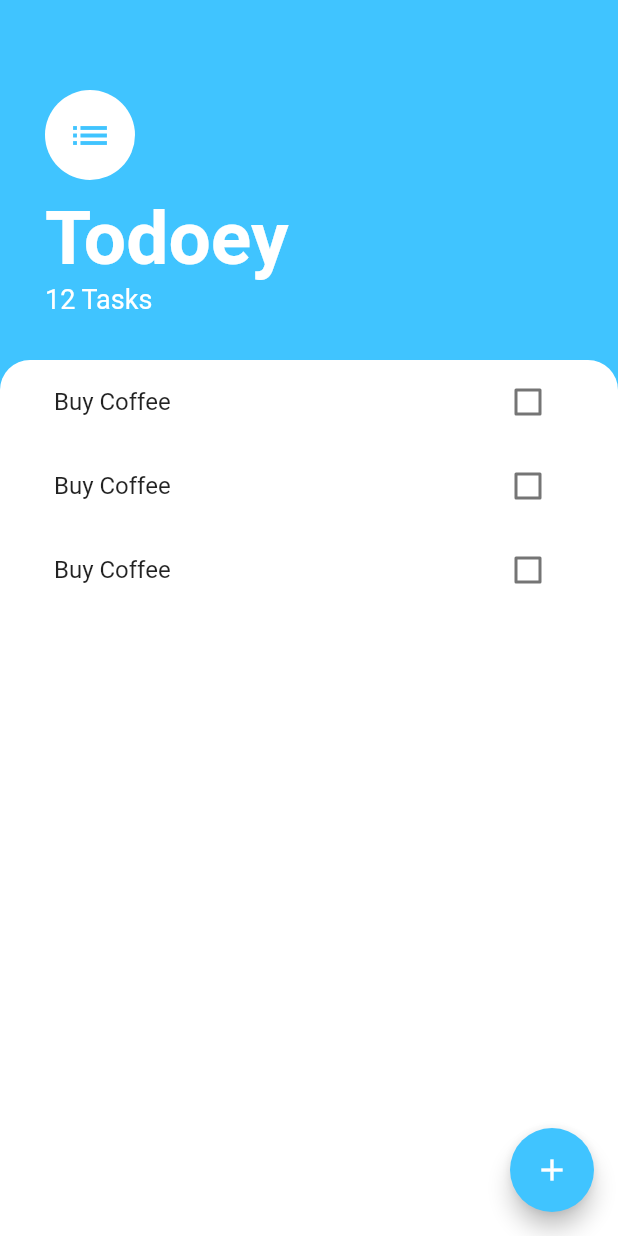
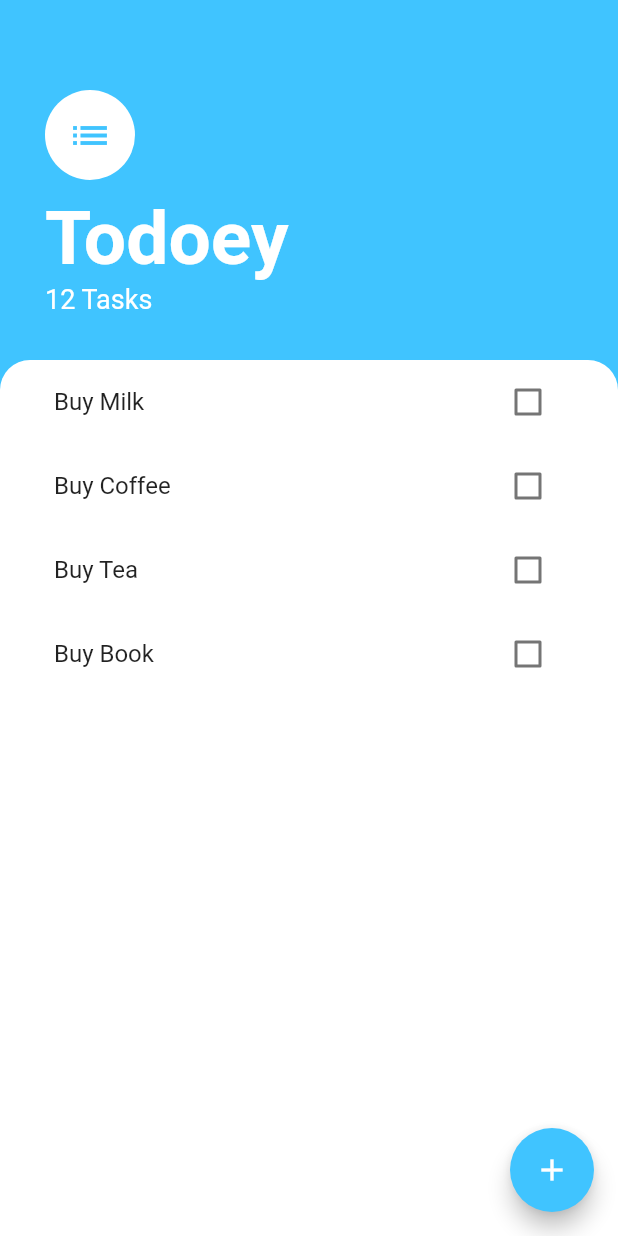
Before and after one commit to triartainyoman/todoey-complete, a Flutter app: the screen it shows after launch, on a phone screen of 412 x 824 dp. Run offline on Flutter 3.47's test engine with Material 2 defaults, Android fonts, the phone set to English and light mode, and no system bars.

Commit message:
The ListView Builder

```diff
--- /dev/null
+++ b/lib/models/task.dart
@@ -0,0 +1,10 @@
+class Task {
+  final String name;
+  bool isDone;
+
+  Task({this.name, this.isDone = false});
+
+  void toggleDone() {
+    isDone = !isDone;
+  }
+}
--- a/lib/widgets/task_tile.dart
+++ b/lib/widgets/task_tile.dart
@@ -1,46 +1,26 @@
 import 'package:flutter/material.dart';
 
-class TaskTile extends StatefulWidget {
-  @override
-  _TaskTileState createState() => _TaskTileState();
-}
+class TaskTile extends StatelessWidget {
+  final String taskTitle;
+  final bool isChecked;
+  final Function checkboxCallback;
 
-class _TaskTileState extends State<TaskTile> {
-  bool isChecked = false;
+  TaskTile({this.taskTitle, this.isChecked, this.checkboxCallback});
 
   @override
   Widget build(BuildContext context) {
     return ListTile(
       title: Text(
-        "Buy Coffee",
+        taskTitle,
         style: TextStyle(
           decoration: isChecked ? TextDecoration.lineThrough : null,
         ),
       ),
-      trailing: TaskCheckbox(
-        checkboxState: isChecked,
-        toggleCheckboxState: (bool checkboxState) {
-          setState(() {
-            isChecked = checkboxState;
-          });
-        },
+      trailing: Checkbox(
+        activeColor: Colors.lightBlueAccent,
+        value: isChecked,
+        onChanged: checkboxCallback,
       ),
     );
   }
 }
-
-class TaskCheckbox extends StatelessWidget {
-  final bool checkboxState;
-  final Function toggleCheckboxState;
-
-  TaskCheckbox({this.checkboxState, this.toggleCheckboxState});
-
-  @override
-  Widget build(BuildContext context) {
-    return Checkbox(
-      activeColor: Colors.lightBlueAccent,
-      value: checkboxState,
-      onChanged: toggleCheckboxState,
-    );
-  }
-}
--- a/lib/widgets/tasks_list.dart
+++ b/lib/widgets/tasks_list.dart
@@ -1,15 +1,35 @@
 import 'package:flutter/material.dart';
+import 'package:todoey_flutter_complete/models/task.dart';
 import 'package:todoey_flutter_complete/widgets/task_tile.dart';
 
-class TasksList extends StatelessWidget {
+class TasksList extends StatefulWidget {
+  @override
+  _TasksListState createState() => _TasksListState();
+}
+
+class _TasksListState extends State<TasksList> {
+  List<Task> tasks = [
+    Task(name: "Buy Milk"),
+    Task(name: "Buy Coffee"),
+    Task(name: "Buy Tea"),
+    Task(name: "Buy Book"),
+  ];
+
   @override
   Widget build(BuildContext context) {
-    return ListView(
-      children: [
-        TaskTile(),
-        TaskTile(),
-        TaskTile(),
-      ],
+    return ListView.builder(
+      itemCount: tasks.length,
+      itemBuilder: (context, index) {
+        return TaskTile(
+          taskTitle: tasks[index].name,
+          isChecked: tasks[index].isDone,
+          checkboxCallback: (checkboxState) {
+            setState(() {
+              tasks[index].toggleDone();
+            });
+          },
+        );
+      },
     );
   }
 }
```
